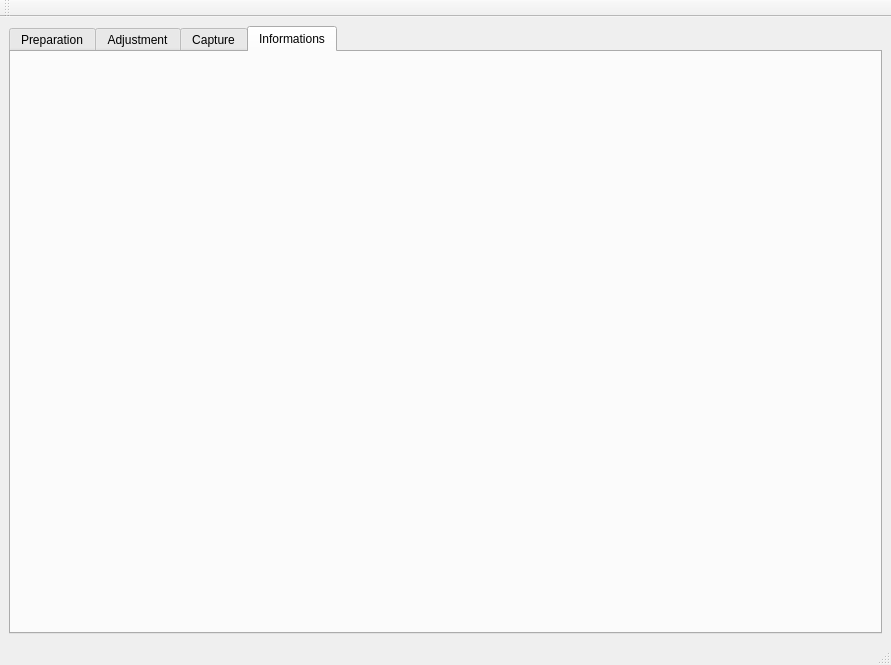
Old version of the form pc/master/mainwindow.ui in the repository plule/pfe-costumes.
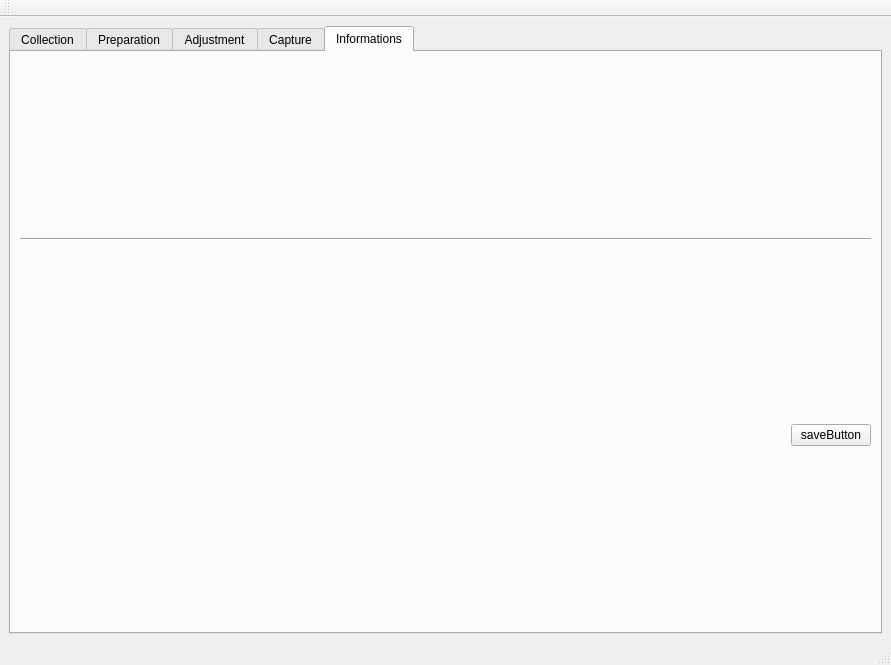
New version of the form. The open tabs and pages were chosen to show the change. Custom widgets are drawn as their Qt base class.

```diff
--- a/pc/master/mainwindow.ui
+++ b/pc/master/mainwindow.ui
@@ -20,6 +20,16 @@
       <property name="currentIndex">
        <number>3</number>
       </property>
+      <widget class="QWidget" name="collectionTab">
+       <attribute name="title">
+        <string>Collection</string>
+       </attribute>
+       <layout class="QVBoxLayout" name="verticalLayout_4">
+        <item>
+         <widget class="QTableView" name="collectionTable"/>
+        </item>
+       </layout>
+      </widget>
       <widget class="QWidget" name="preparationTab">
        <attribute name="title">
         <string>Preparation</string>
@@ -362,7 +372,42 @@
        </attribute>
        <layout class="QVBoxLayout" name="verticalLayout_7">
         <item>
-         <layout class="QFormLayout" name="infoLayout"/>
+         <layout class="QFormLayout" name="infoLayout">
+          <property name="fieldGrowthPolicy">
+           <enum>QFormLayout::AllNonFixedFieldsGrow</enum>
+          </property>
+         </layout>
+        </item>
+        <item>
+         <widget class="Line" name="line">
+          <property name="orientation">
+           <enum>Qt::Horizontal</enum>
+          </property>
+         </widget>
+        </item>
+        <item>
+         <layout class="QHBoxLayout" name="horizontalLayout_2">
+          <item>
+           <spacer name="horizontalSpacer_2">
+            <property name="orientation">
+             <enum>Qt::Horizontal</enum>
+            </property>
+            <property name="sizeHint" stdset="0">
+             <size>
+              <width>40</width>
+              <height>20</height>
+             </size>
+            </property>
+           </spacer>
+          </item>
+          <item>
+           <widget class="QPushButton" name="saveButton">
+            <property name="text">
+             <string>saveButton</string>
+            </property>
+           </widget>
+          </item>
+         </layout>
         </item>
        </layout>
       </widget>
```
Left out of the diff: 21 changed lines with no effect on the pictures.
